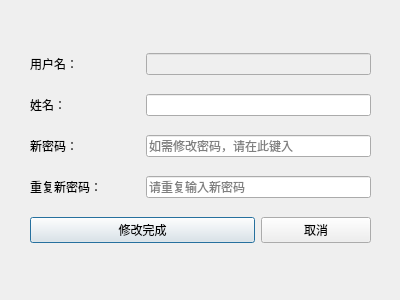
idy002/ticket, file Ticket/infodialog.ui: the form before one commit.
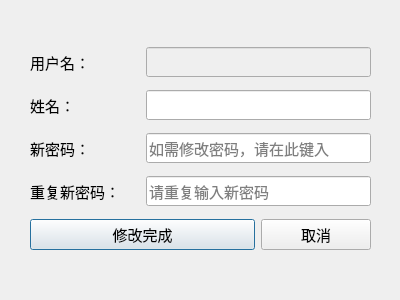
The form after the commit.

```diff
--- a/Ticket/infodialog.ui
+++ b/Ticket/infodialog.ui
@@ -25,7 +25,7 @@
   <property name="windowTitle">
    <string>修改用户信息</string>
   </property>
-  <widget class="QWidget" name="">
+  <widget class="QWidget" name="layoutWidget">
    <property name="geometry">
     <rect>
      <x>30</x>
@@ -34,9 +34,21 @@
      <height>221</height>
     </rect>
    </property>
+   <property name="font">
+    <font>
+     <family>华文楷体</family>
+     <pointsize>11</pointsize>
+    </font>
+   </property>
    <layout class="QGridLayout" name="gridLayout">
     <item row="0" column="0">
      <widget class="QLabel" name="label">
+      <property name="font">
+       <font>
+        <family>华文楷体</family>
+        <pointsize>11</pointsize>
+       </font>
+      </property>
       <property name="text">
        <string>用户名：</string>
       </property>
@@ -47,20 +59,45 @@
       <property name="enabled">
        <bool>false</bool>
       </property>
+      <property name="font">
+       <font>
+        <family>华文楷体</family>
+        <pointsize>11</pointsize>
+       </font>
+      </property>
      </widget>
     </item>
     <item row="1" column="0">
      <widget class="QLabel" name="label_2">
+      <property name="font">
+       <font>
+        <family>华文楷体</family>
+        <pointsize>11</pointsize>
+       </font>
+      </property>
       <property name="text">
        <string>姓名：</string>
       </property>
      </widget>
     </item>
     <item row="1" column="1" colspan="2">
-     <widget class="QLineEdit" name="userNameLineEdit"/>
+     <widget class="QLineEdit" name="userNameLineEdit">
+      <property name="font">
+       <font>
+        <family>华文楷体</family>
+        <pointsize>11</pointsize>
+       </font>
+      </property>
+     </widget>
     </item>
     <item row="2" column="0">
      <widget class="QLabel" name="label_3">
+      <property name="font">
+       <font>
+        <family>华文楷体</family>
+        <pointsize>11</pointsize>
+       </font>
+      </property>
       <property name="text">
        <string>新密码：</string>
       </property>
@@ -68,6 +105,12 @@
     </item>
     <item row="2" column="1" colspan="2">
      <widget class="QLineEdit" name="pwdLineEdit">
+      <property name="font">
+       <font>
+        <family>华文楷体</family>
+        <pointsize>11</pointsize>
+       </font>
+      </property>
       <property name="echoMode">
        <enum>QLineEdit::Password</enum>
       </property>
@@ -78,6 +121,12 @@
     </item>
     <item row="3" column="0">
      <widget class="QLabel" name="label_4">
+      <property name="font">
+       <font>
+        <family>华文楷体</family>
+        <pointsize>11</pointsize>
+       </font>
+      </property>
       <property name="text">
        <string>重复新密码：</string>
       </property>
@@ -85,6 +134,12 @@
     </item>
     <item row="3" column="1" colspan="2">
      <widget class="QLineEdit" name="repwdLineEdit">
+      <property name="font">
+       <font>
+        <family>华文楷体</family>
+        <pointsize>11</pointsize>
+       </font>
+      </property>
       <property name="echoMode">
        <enum>QLineEdit::Password</enum>
       </property>
@@ -95,6 +150,12 @@
     </item>
     <item row="4" column="0" colspan="2">
      <widget class="QPushButton" name="pushButton">
+      <property name="font">
+       <font>
+        <family>华文楷体</family>
+        <pointsize>11</pointsize>
+       </font>
+      </property>
       <property name="text">
        <string>修改完成</string>
       </property>
@@ -102,6 +163,12 @@
     </item>
     <item row="4" column="2">
      <widget class="QPushButton" name="pushButton_2">
+      <property name="font">
+       <font>
+        <family>华文楷体</family>
+        <pointsize>11</pointsize>
+       </font>
+      </property>
       <property name="text">
        <string>取消</string>
       </property>
```
